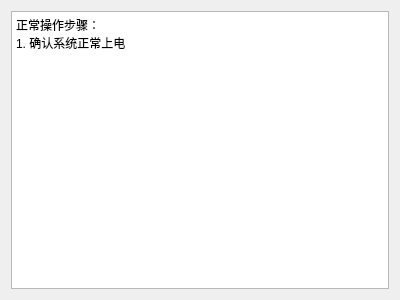
First picture: the form in ui/noteinfo.ui, repository kdurant/qt_study, before the edit.
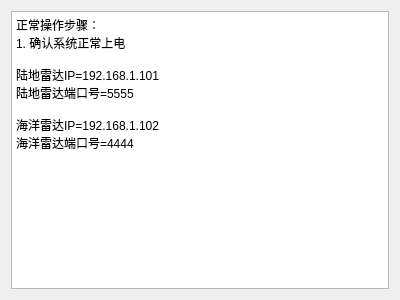
Second picture: the form after the edit.

What changed in the file:
```diff
--- a/ui/noteinfo.ui
+++ b/ui/noteinfo.ui
@@ -18,7 +18,13 @@
     <widget class="QPlainTextEdit" name="plainTextEdit">
      <property name="plainText">
       <string>正常操作步骤：
-1. 确认系统正常上电</string>
+1. 确认系统正常上电
+
+陆地雷达IP=192.168.1.101
+陆地雷达端口号=5555
+
+海洋雷达IP=192.168.1.102
+海洋雷达端口号=4444</string>
      </property>
     </widget>
    </item>
```
